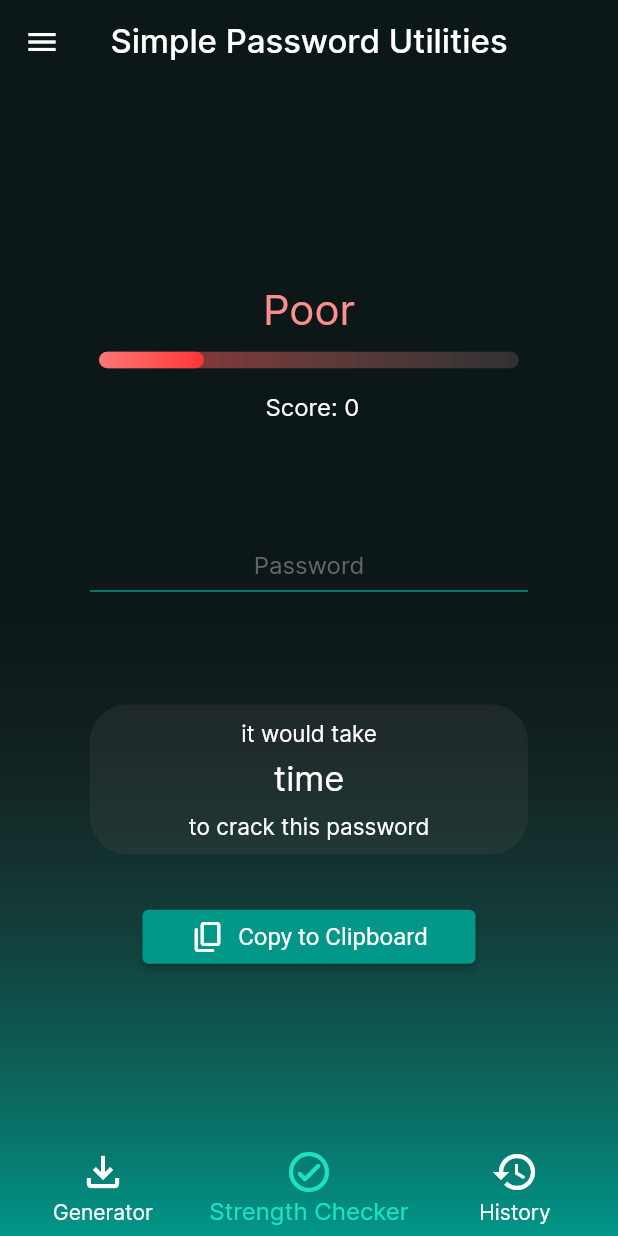
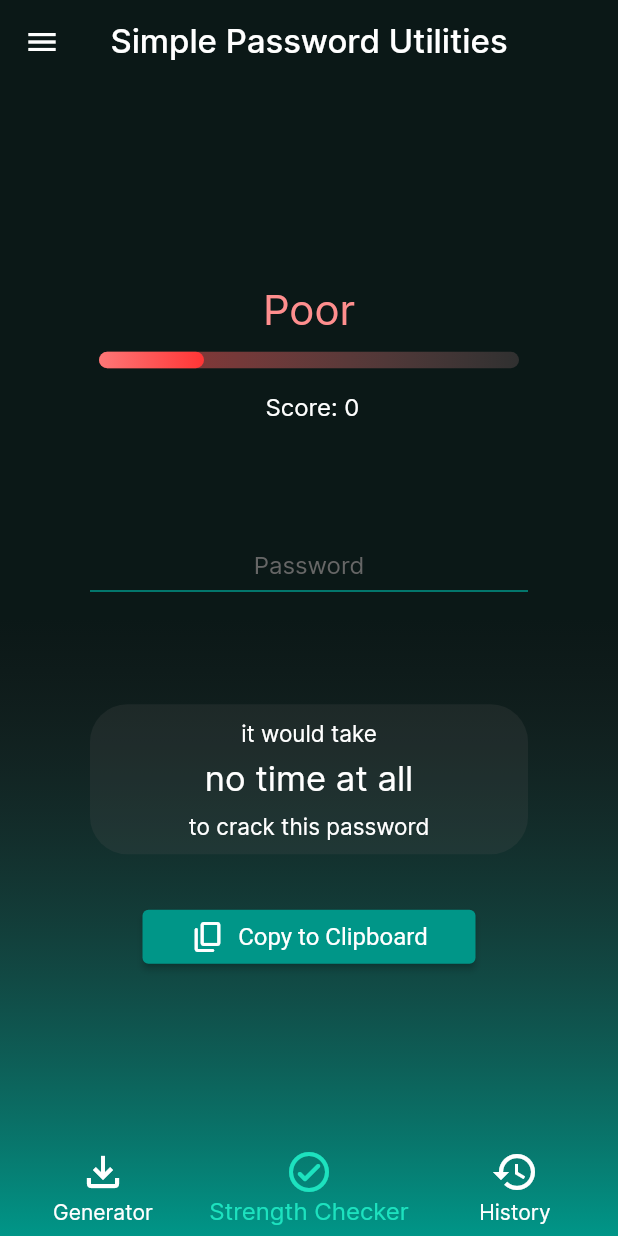
Before and after one commit to aaronjc15128/password_generator, a Flutter app: the screen it shows after launch, item 2 of the bottom bar chosen, on a phone screen of 412 x 824 dp. Run offline on Flutter 3.47's test engine with Material 2 defaults, Android fonts, the phone set to English and light mode, and no system bars.

Commit message:
Fixed password strength checker time

```diff
--- a/lib/main.dart
+++ b/lib/main.dart
@@ -134,6 +134,24 @@ class _AppState extends State<App> {
   List numbers = const ["0", "1", "2", "3", "4", "5", "6", "7", "8", "9"];
   List symbols = const ["!", "#", "%", "&", '"', "(", ")", "*", "+", ",", "-", ".", "/", ":", ";", "<", "=", ">", "?", "@", "[", "]", "^", "_", "'", "{", "|", "}", "~"];
 
+  // getPasswordTime()
+  String passwordTimeFull = "no time at all";
+  late double passwordTimeInSeconds;
+  late double passwordTimeInUnits;
+  late String passwordTimeUnits;
+  Map<double, String> secondsToUnits = {
+    3153600000 : "centuries",
+    315360000 : "decades",
+    31536000 : "years",
+    2592000 : "months",
+    604800 : "weeks",
+    86400 : "days",
+    3600 : "hours",
+    60 : "minutes",
+    1 : "seconds",
+    0.001 : "milliseconds",
+    0.000001 : "nanoseconds",
+  };
 
 
   // pages() => Generator
@@ -326,6 +344,22 @@ class _AppState extends State<App> {
       passwordScore *= 33.33;
       roundedScore = passwordScore.toStringAsFixed(0);
     });
+  }
+
+  void getPasswordTime(double score) {
+    passwordTimeInSeconds = pow(1.22, score).toDouble();
+
+    for (var i = 0; i < secondsToUnits.keys.toList().length; i++) {
+      double key = secondsToUnits.keys.toList()[i];
+
+      if (passwordTimeInSeconds >= key) {
+        passwordTimeUnits = secondsToUnits.values.toList()[i].toString();
+        passwordTimeInUnits = passwordTimeInSeconds.round() / key;
+        break;
+      }
+    }
+
+    passwordTimeFull = "${passwordTimeInUnits.round()} $passwordTimeUnits";
   }
 
   void clearHistory() {
@@ -557,6 +591,7 @@ class _AppState extends State<App> {
             onChanged: (text) {
               passwordInput = text;
               checkPassword(passwordInput);
+              getPasswordTime(passwordScore);
             },
           )
         ),
@@ -577,7 +612,7 @@ class _AppState extends State<App> {
               ),
               Container(height: 36,
                 alignment: Alignment.center,
-                child: Text("time", style: TextStyle(fontSize: 23, color: themeColors["Text"]))
+                child: Text(passwordTimeFull, style: TextStyle(fontSize: 23, color: themeColors["Text"]))
               ),
               Container(height: 26,
                 alignment: Alignment.center,
```
